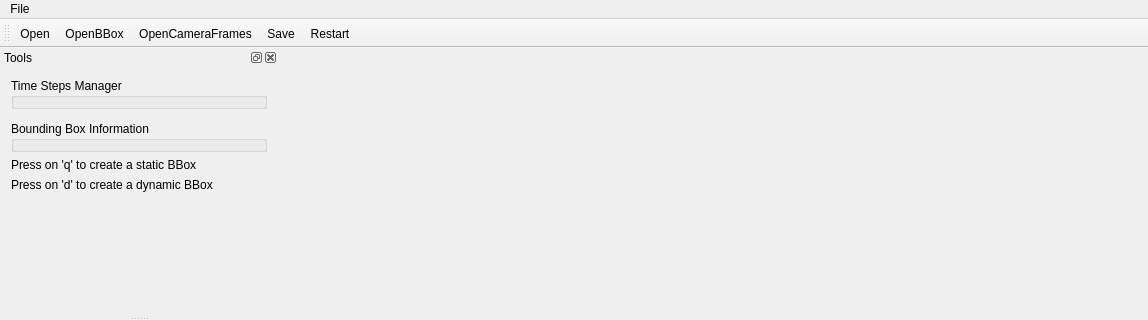
This is src/MainWindow.ui in MatthieuZins/BoundingBoxMe as Qt 5 draws it before an edit; both pictures show x 0 to 1148 and y 0 to 320 of the 1148 by 847 pixel window. The edited form follows.
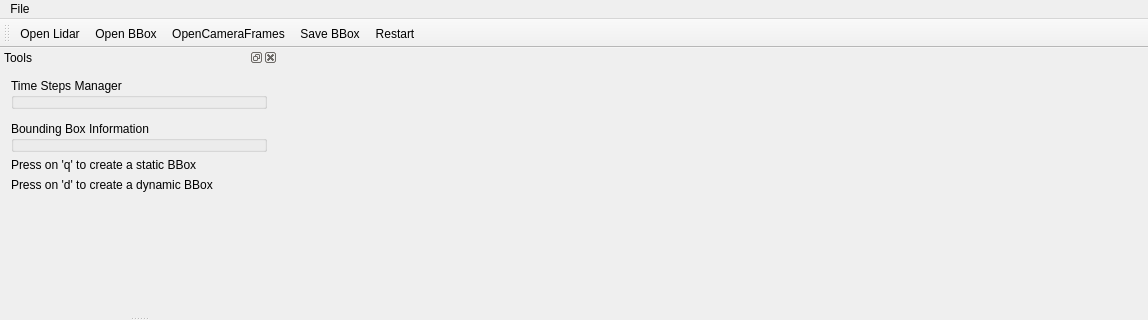
This is the edited form. Icons and pictures are not drawn. Custom widgets are drawn as their Qt base class.

```diff
--- a/src/MainWindow.ui
+++ b/src/MainWindow.ui
@@ -266,7 +266,7 @@
      <normaloff>:/icon/folder-open-solid.svg</normaloff>:/icon/folder-open-solid.svg</iconset>
    </property>
    <property name="text">
-    <string>Open</string>
+    <string>Open Lidar</string>
    </property>
    <property name="toolTip">
     <string>&lt;html&gt;&lt;head/&gt;&lt;body&gt;&lt;p&gt;Open Lidar Point Clouds dataset&lt;/p&gt;&lt;/body&gt;&lt;/html&gt;</string>
@@ -278,7 +278,7 @@
      <normaloff>:/icon/save-solid.svg</normaloff>:/icon/save-solid.svg</iconset>
    </property>
    <property name="text">
-    <string>Save</string>
+    <string>Save BBox</string>
    </property>
    <property name="toolTip">
     <string>&lt;html&gt;&lt;head/&gt;&lt;body&gt;&lt;p&gt;Save Bounding Box Dataset&lt;/p&gt;&lt;/body&gt;&lt;/html&gt;</string>
@@ -307,7 +307,7 @@
      <normaloff>:/icon/box-open-solid.svg</normaloff>:/icon/box-open-solid.svg</iconset>
    </property>
    <property name="text">
-    <string>OpenBBox</string>
+    <string>Open BBox</string>
    </property>
    <property name="toolTip">
     <string>&lt;html&gt;&lt;head/&gt;&lt;body&gt;&lt;p&gt;Open Bounding Box Dataset&lt;/p&gt;&lt;/body&gt;&lt;/html&gt;</string>
```
Left out of the diff: 2 changed lines with no effect on the pictures.
